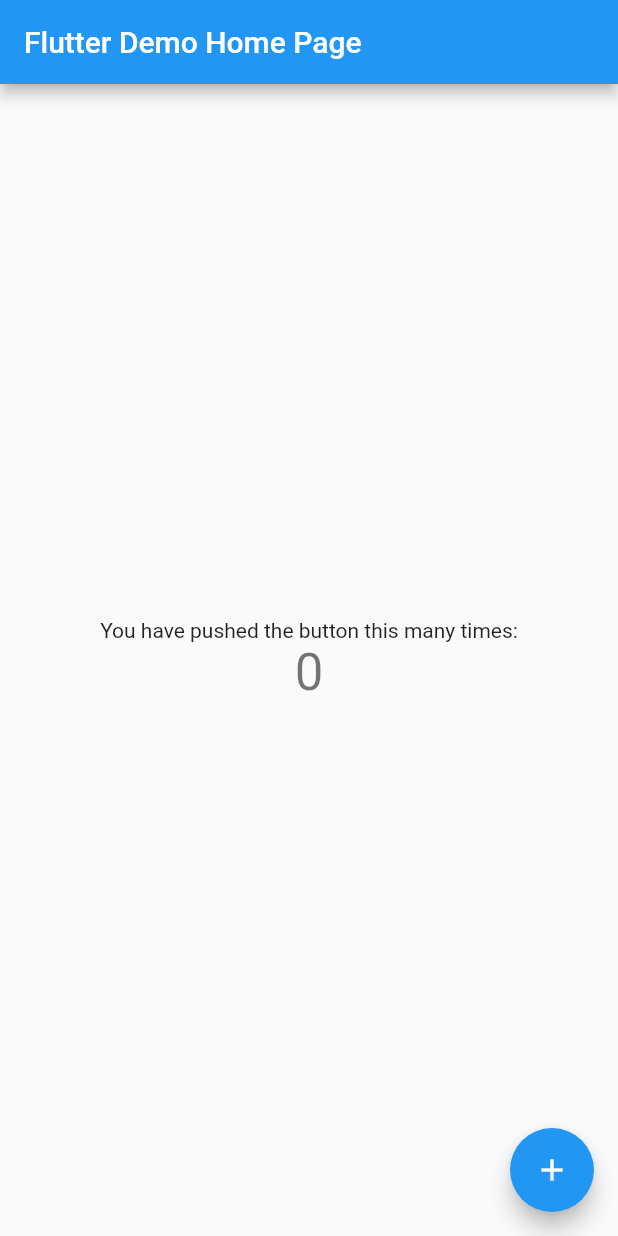
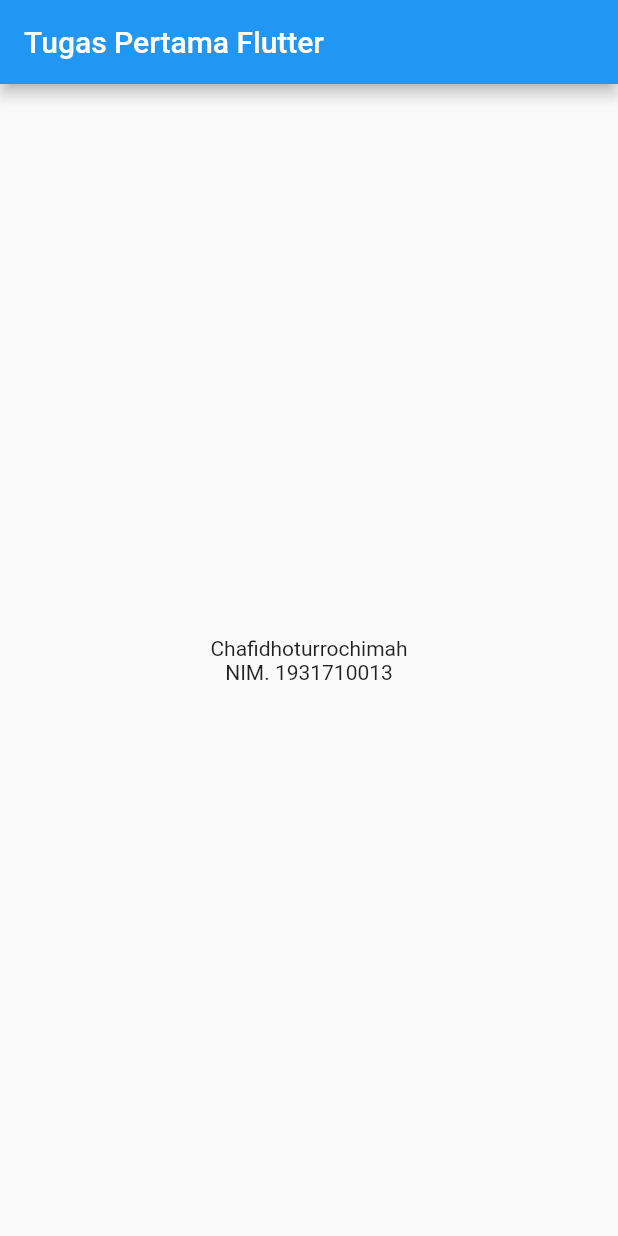
Before and after one commit to chafidhoturrochimah/flutter_hello_world, a Flutter app: the screen it shows after launch, on a phone screen of 412 x 824 dp. Run offline on Flutter 3.47's test engine with Material 2 defaults, Android fonts, the phone set to English and light mode, and no system bars.

Commit message:
tugas flutter pertama

```diff
--- a/lib/main.dart
+++ b/lib/main.dart
@@ -22,7 +22,7 @@ class MyApp extends StatelessWidget {
         // is not restarted.
         primarySwatch: Colors.blue,
       ),
-      home: MyHomePage(title: 'Flutter Demo Home Page'),
+      home: MyHomePage(title: 'Tugas Pertama Flutter'),
     );
   }
 }
@@ -94,20 +94,19 @@ class _MyHomePageState extends State<MyHomePage> {
           mainAxisAlignment: MainAxisAlignment.center,
           children: <Widget>[
             Text(
-              'You have pushed the button this many times:',
+              'Chafidhoturrochimah',
             ),
             Text(
-              '$_counter',
-              style: Theme.of(context).textTheme.headline4,
+              'NIM. 1931710013',
             ),
           ],
         ),
       ),
-      floatingActionButton: FloatingActionButton(
-        onPressed: _incrementCounter,
-        tooltip: 'Increment',
-        child: Icon(Icons.add),
-      ), // This trailing comma makes auto-formatting nicer for build methods.
+        // floatingActionButton: FloatingActionButton(
+        //   onPressed: _incrementCounter,
+        //   tooltip: 'Increment',
+        //   child: Icon(Icons.add),
+        // ), // This trailing comma makes auto-formatting nicer for build methods.
     );
   }
 }
```
